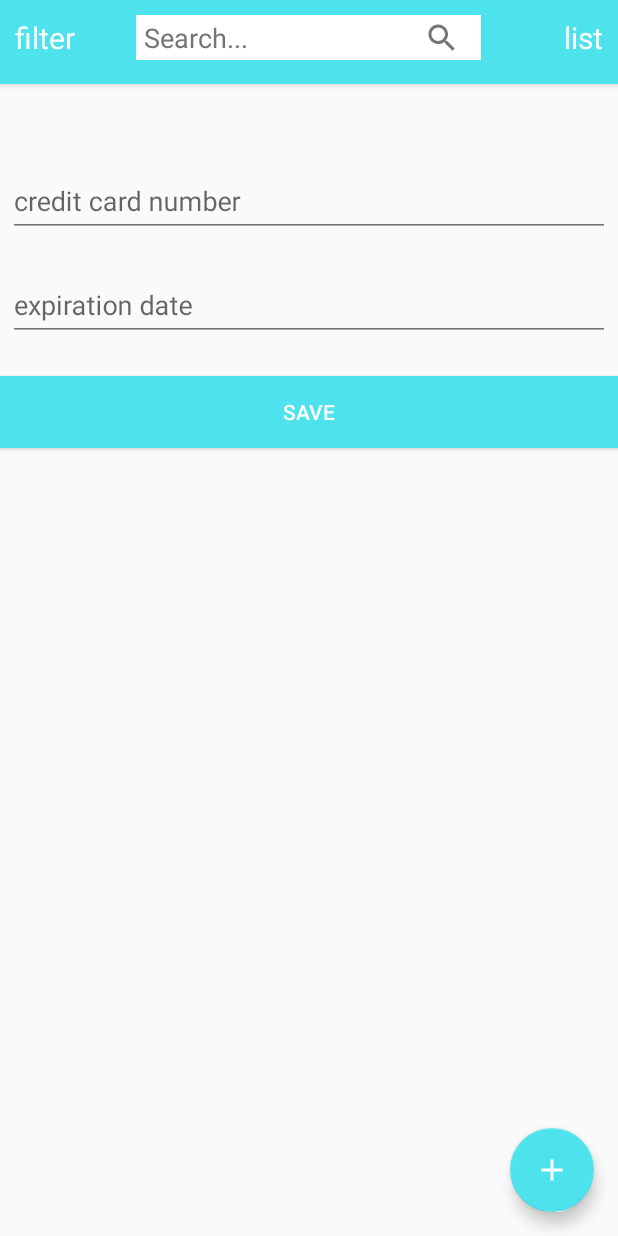
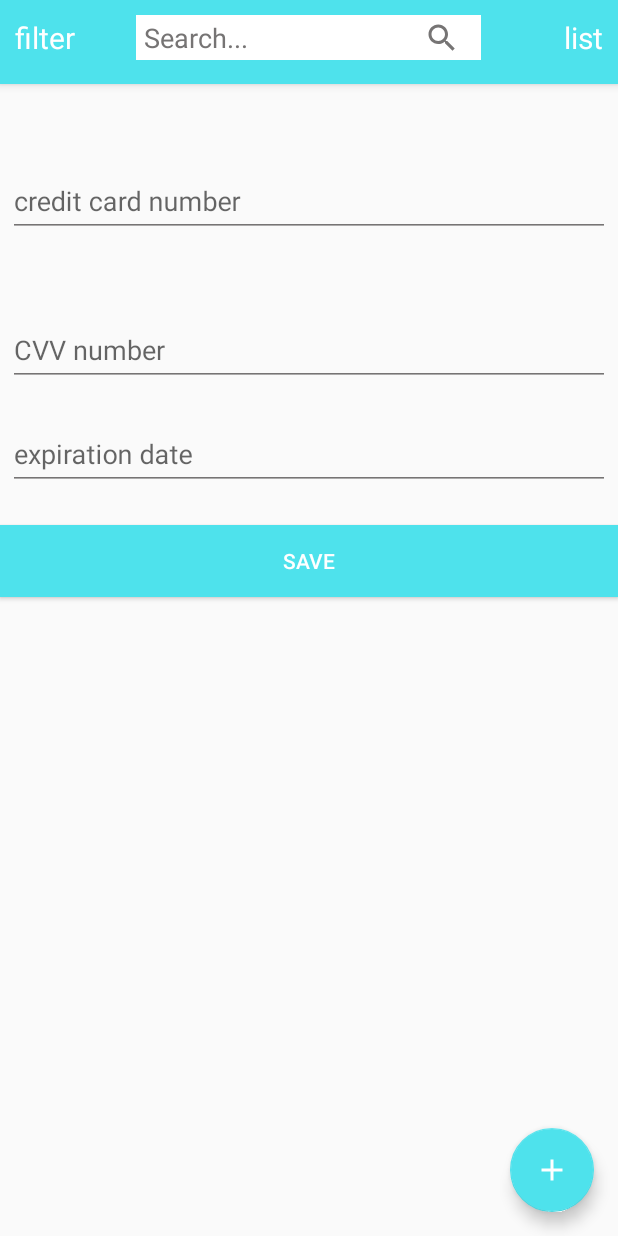
Before and after one commit to kelseykerr/uxta-android, an Android app: the fragment PaymentDetailsDialogFragment placed in its activity, on a phone screen of 412 x 824 dp. Run offline under Robolectric (Android 15) with nearby library versions, the phone set to English and light mode, and no system bars; libraries missing offline, so code that uses them is left out: com.beardedhen.androidbootstrap, com.roughike.bottombar; 12 statements that could not run were skipped.

Commit message:
start adding stripe to android

```diff
--- a/app/build.gradle
+++ b/app/build.gradle
@@ -53,13 +53,11 @@ dependencies {
     compile 'com.bignerdranch.android:expandablerecyclerview:1.0.3'
     compile 'com.google.zxing:core:3.3.0'
     compile 'me.dm7.barcodescanner:zxing:1.8.4'
-    compile 'com.braintreepayments.api:braintree:2.+'
-    compile 'com.braintreepayments.api:drop-in:2.+'
-    compile 'com.braintreepayments.api:data-collector:2.+'
     compile 'com.android.support:design:24.2.0'
     compile ('com.github.ganfra:material-spinner:1.1.1'){
         exclude group: 'com.android.support', module: 'appcompat-v7'
     }
+    compile 'com.stripe:stripe-android:2.0.2'
 
 }
 
--- a/app/src/main/java/layout/PaymentDetailsDialogFragment.java
+++ b/app/src/main/java/layout/PaymentDetailsDialogFragment.java
@@ -24,8 +24,6 @@ import android.widget.ImageButton;
 import android.widget.RelativeLayout;
 import android.widget.TextView;
 import android.widget.Toast;
-
-import org.w3c.dom.Text;
 
 import java.io.IOException;
 import java.net.HttpURLConnection;
@@ -67,6 +65,8 @@ public class PaymentDetailsDialogFragment extends DialogFragment {
     private Button saveBtn;
     private SimpleDateFormat dateFormatter = new SimpleDateFormat("MM/yy", Locale.US);
     private String mLastInput;
+    private TextInputLayout cvcLayout;
+    private EditText cvcNumber;
 
 
     public static PaymentDetailsDialogFragment newInstance(PaymentDetails pymtDetails) {
@@ -112,6 +112,8 @@ public class PaymentDetailsDialogFragment extends DialogFragment {
         newCardLayout = (RelativeLayout) view.findViewById(R.id.new_card_layout);
         ccLayout = (TextInputLayout) view.findViewById(R.id.credit_card_layout);
         newCcNumber = (EditText) view.findViewById(R.id.credit_card);
+        cvcLayout = (TextInputLayout) view.findViewById(R.id.credit_card_cvc_layout);
+        cvcNumber = (EditText) view.findViewById(R.id.credit_card_cvc);
         expDateLayout = (TextInputLayout) view.findViewById(R.id.exp_date_layout);
         newExpDate = (EditText) view.findViewById(R.id.new_exp_date);
         saveBtn = (Button) view.findViewById(R.id.save_btn);
--- a/app/src/main/java/superstartupteam/nearby/MainActivity.java
+++ b/app/src/main/java/superstartupteam/nearby/MainActivity.java
@@ -14,7 +14,6 @@ import android.content.pm.PackageManager;
 import android.net.ConnectivityManager;
 import android.net.NetworkInfo;
 import android.net.Uri;
-import android.os.AsyncTask;
 import android.os.Bundle;
 import android.support.annotation.IdRes;
 import android.support.annotation.NonNull;
@@ -36,14 +35,6 @@ import android.widget.RelativeLayout;
 import android.widget.TextView;
 
 import com.beardedhen.androidbootstrap.TypefaceProvider;
-import com.braintreepayments.api.BraintreeFragment;
-import com.braintreepayments.api.BraintreePaymentActivity;
-import com.braintreepayments.api.Card;
-import com.braintreepayments.api.exceptions.InvalidArgumentException;
-import com.braintreepayments.api.interfaces.BraintreeListener;
-import com.braintreepayments.api.interfaces.PaymentMethodNonceCreatedListener;
-import com.braintreepayments.api.models.CardBuilder;
-import com.braintreepayments.api.models.PaymentMethodNonce;
 import com.fasterxml.jackson.databind.ObjectMapper;
 import com.google.android.gms.auth.api.Auth;
 import com.google.android.gms.auth.api.signin.GoogleSignInAccount;
@@ -59,8 +50,6 @@ import com.roughike.bottombar.BottomBar;
 import com.roughike.bottombar.OnMenuTabClickListener;
 
 import java.io.IOException;
-import java.net.HttpURLConnection;
-import java.net.URL;
 
 import layout.AccountFragment;
 import layout.ExchangeCodeDialogFragment;
@@ -96,7 +85,6 @@ public class MainActivity extends AppCompatActivity
         PaymentDialogFragment.OnFragmentInteractionListener,
         PaymentDestinationDialogFragment.OnFragmentInteractionListener,
         PaymentDetailsDialogFragment.OnFragmentInteractionListener,
-        BraintreeListener,
         GoogleApiClient.OnConnectionFailedListener {
 
     public static User user;
@@ -115,7 +103,6 @@ public class MainActivity extends AppCompatActivity
     private Response response;
     private Request request;
     private boolean readNotification = false;
-    private BraintreeFragment mBraintreeFragment;
     public static GoogleApiClient mGoogleApiClient;
     public static User updatedUser;
     public static ConnectivityManager connMgr;
@@ -238,8 +225,6 @@ public class MainActivity extends AppCompatActivity
         }
         //TODO: if request_notification, the radius should be set to the user's settings
         setmBottomBarListener();
-
-        getBraintreeClientToken(this);
         Log.i("user access token: ", user.getAccessToken() + " ****************");
         Log.i("user name: ", user.getName() + " ****************");
         Log.i("auth method: ", user.getAuthMethod() + "********");
@@ -507,10 +492,6 @@ public class MainActivity extends AppCompatActivity
         if (fragmentPostProcessingRequest == Constants.FPPR_REGISTER_BRAINTREE_CUSTOMER) {
             if (updatedUser != null && updatedUser.getCreditCardNumber() != null && updatedUser.getCcExpirationDate() != null) {
                 //TODO: in prod, user the real cc number & expiration date
-                CardBuilder cardBuilder = new CardBuilder()
-                        .cardNumber("4111111111111111")
-                        .expirationDate("09/2018");
-                Card.tokenize(mBraintreeFragment, cardBuilder);   // returns NONCE to PaymentMethodNonceCreatedListener above
             } else {
                 SharedAsyncMethods.updateUserPayment(updatedUser, this, this);
             }
@@ -580,57 +561,9 @@ public class MainActivity extends AppCompatActivity
     protected void onActivityResult(int requestCode, int resultCode, Intent data) {
         if (requestCode == 404) {
             if (resultCode == Activity.RESULT_OK) {
-                PaymentMethodNonce paymentMethodNonce = data.getParcelableExtra(
-                        BraintreePaymentActivity.EXTRA_PAYMENT_METHOD_NONCE
-                );
-                String nonce = paymentMethodNonce.getNonce();
-                user.setPaymentMethodNonce(nonce);
-                SharedAsyncMethods.updateUserPayment(user, this, this);
-                String deviceData = data.getStringExtra(BraintreePaymentActivity.EXTRA_DEVICE_DATA);
+
             }
         }
-    }
-
-    public void getBraintreeClientToken(final Context ctx) {
-        final MainActivity act = this;
-        final User user = PrefUtils.getCurrentUser(ctx);
-        new AsyncTask<Void, Void, Void>() {
-            @Override
-            protected Void doInBackground(Void... params) {
-                try {
-                    URL url = new URL(Constants.NEARBY_API_PATH + "/braintree/token");
-                    HttpURLConnection conn = (HttpURLConnection) url.openConnection();
-                    conn.setReadTimeout(10000);
-                    conn.setConnectTimeout(30000);
-                    conn.setRequestMethod("GET");
-                    conn.setRequestProperty(Constants.AUTH_HEADER, user.getAccessToken());
-                    conn.setRequestProperty(Constants.METHOD_HEADER, user.getAuthMethod());
-                    String token = AppUtils.getResponseContent(conn);
-                    user.setBraintreeClientToken(token);
-                } catch (IOException e) {
-                    Log.e("ERROR ", "Could not get braintree token from server: " + e.getMessage());
-                }
-                return null;
-            }
-
-            @Override
-            protected void onPostExecute(Void result) {
-                // Create braintree fragment
-                try {
-                    String mAuthorization = user.getBraintreeClientToken();
-                    mBraintreeFragment = BraintreeFragment.newInstance(act, mAuthorization);
-                    mBraintreeFragment.addListener(new PaymentMethodNonceCreatedListener() {
-                        @Override
-                        public void onPaymentMethodNonceCreated(PaymentMethodNonce paymentMethodNonce) {
-                            updatedUser.setPaymentMethodNonce(paymentMethodNonce.getNonce());
-                            SharedAsyncMethods.updateUserPayment(updatedUser, act, act);
-                        }
-                    });
-                } catch (InvalidArgumentException e) {
-                    Log.e("**", "error creating braintree fragment: " + e.getMessage());
-                }
-            }
-        }.execute();
     }
 
     public void scheduleNotificationsAlarm() {
--- a/app/src/main/res/layout/fragment_payment_details_dialog.xml
+++ b/app/src/main/res/layout/fragment_payment_details_dialog.xml
@@ -151,11 +151,35 @@
                     android:theme="@style/EditTextTheme" />
             </android.support.design.widget.TextInputLayout>
 
+
+            <android.support.design.widget.TextInputLayout
+                android:id="@+id/credit_card_cvc_layout"
+                android:layout_width="match_parent"
+                android:layout_height="wrap_content"
+                android:layout_below="@id/credit_card_layout"
+                android:layout_marginEnd="5dp"
+                android:layout_marginStart="5dp"
+                android:layout_marginTop="20dp"
+                app:errorEnabled="true"
+                app:errorTextAppearance="@style/TextErrorStyle"
+                app:hintTextAppearance="@style/TextAppearence.App.TextInputLayout">
+
+                <EditText
+                    android:id="@+id/credit_card_cvc"
+                    android:layout_width="match_parent"
+                    android:layout_height="wrap_content"
+                    android:hint="CVV number"
+                    android:maxLength="3"
+                    android:inputType="number"
+                    android:textColor="@color/colorAccent"
+                    android:theme="@style/EditTextTheme" />
+            </android.support.design.widget.TextInputLayout>
+
             <android.support.design.widget.TextInputLayout
                 android:id="@+id/exp_date_layout"
                 android:layout_width="match_parent"
                 android:layout_height="wrap_content"
-                android:layout_below="@id/credit_card_layout"
+                android:layout_below="@id/credit_card_cvc_layout"
                 android:layout_marginTop="-10dp"
                 android:layout_marginEnd="5dp"
                 android:layout_marginStart="5dp"
--- a/app/src/main/res/layout/fragment_update_account_dialog.xml
+++ b/app/src/main/res/layout/fragment_update_account_dialog.xml
@@ -426,7 +426,7 @@
             android:orientation="vertical">
 
             <TextView
-                android:id="@+id/braintree_tos"
+                android:id="@+id/stripe_tos"
                 android:layout_width="wrap_content"
                 android:layout_height="wrap_content"
                 android:layout_alignParentTop="true"
@@ -435,14 +435,14 @@
                 android:layout_marginBottom="20dp"
                 android:layout_marginTop="20dp"
                 android:gravity="center_horizontal"
-                android:text="@string/braintree_tos"
+                android:text="@string/stripe_tos"
                 android:textSize="12sp" />
 
             <CheckBox
                 android:id="@+id/acceptTos"
                 android:layout_width="wrap_content"
                 android:layout_height="wrap_content"
-                android:layout_below="@id/braintree_tos"
+                android:layout_below="@id/stripe_tos"
                 android:textColor="@color/colorAccent"
                 android:text="accept terms of service" />
 
--- a/app/src/main/res/values/strings.xml
+++ b/app/src/main/res/values/strings.xml
@@ -36,7 +36,7 @@
         <item>best match</item>
     </string-array>
     <string name="permission_camera_rationale">Access to the camera is needed for detection</string>
-    <string name="braintree_tos">Nearby uses Braintree, a division of PayPal, Inc. (Braintree) for payment processing services. By using the Braintree payment processing services you agree to the Braintree Payment Services Agreement available at https://www.braintreepayments.com/legal/gateway-agreement, and the applicable bank agreement available at https://www.braintreepayments.com/legal/cea-wells.</string>
+    <string name="stripe_tos">Payment processing services for sellers on Nearby are provided by Stripe and are subject to the Stripe Connected Account Agreement, which includes the Stripe Terms of Service (collectively, the “Stripe Services Agreement”). By agreeing to these terms or continuing to operate as a user on Nearby, you agree to be bound by the Stripe Services Agreement, as the same may be modified by Stripe from time to time. As a condition of Nearby enabling payment processing services through Stripe, you agree to provide Nearby accurate and complete information about you and your business, and you authorize Nearby to share it and transaction information related to your use of the payment processing services provided by Stripe.</string>
     <string name="dobLabel">date of birth</string>
     <string name="changeButtonLabel">CHANGE</string>
     <string name="noRequestsFound">no requests found</string>
```
Also changed, not shown: app/src/main/java/superstartupteam/nearby/model/User.java (+0 -11 lines).
